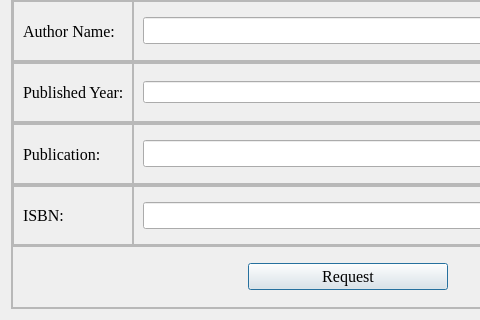
Above: request.ui from aavashlamichhane/LibMan before the change; both pictures show x 0 to 480 and y 135 to 455 of the 696 by 455 pixel window. Below: the same form after it.
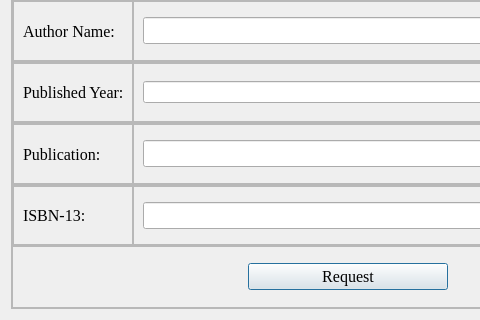
That is the form after the change.

The edit to the form file:
```diff
--- a/request.ui
+++ b/request.ui
@@ -455,7 +455,7 @@
                </font>
               </property>
               <property name="text">
-               <string>ISBN:</string>
+               <string>ISBN-13:</string>
               </property>
              </widget>
             </item>
```
